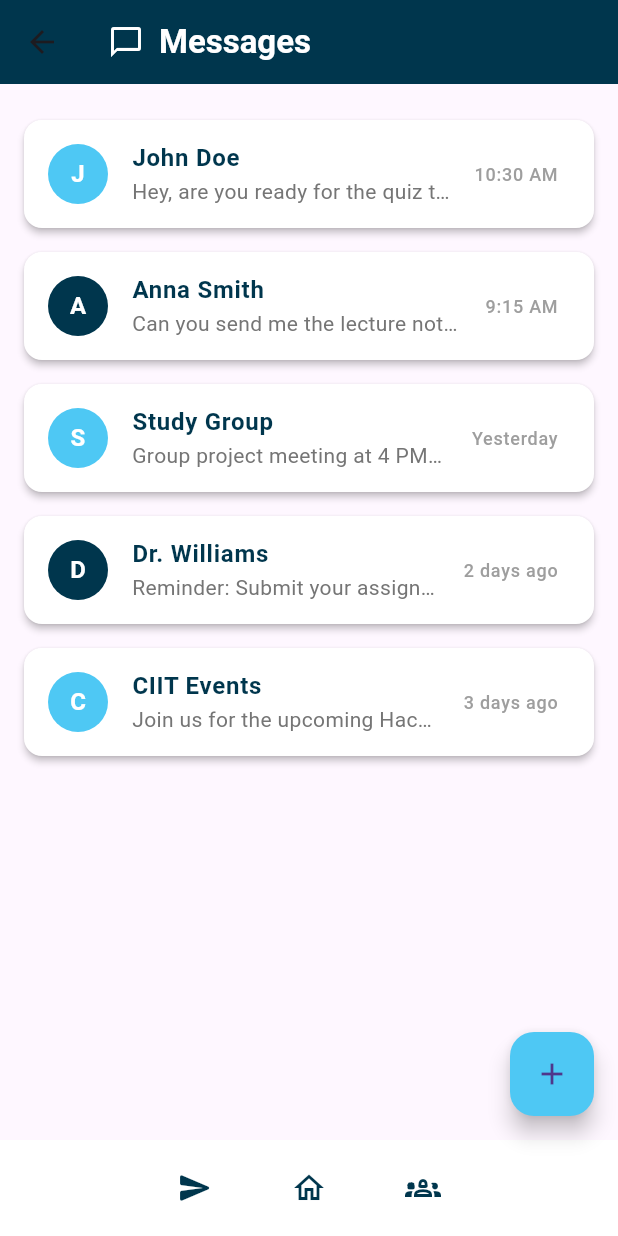
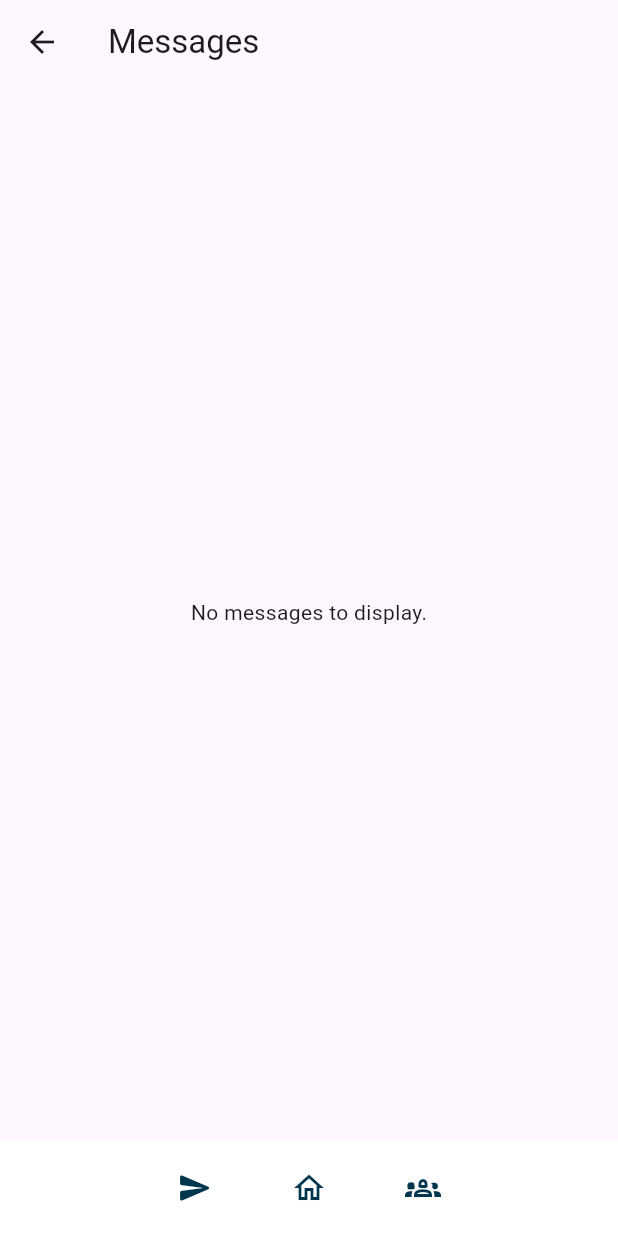
Before and after one commit to CIIT-SocialHub/Socialhub, a Flutter app: the HomePage screen opened directly with empty values, after a tap on the "send" icon, on a phone screen of 412 x 824 dp. Run offline on Flutter 3.47's test engine with Material 3 defaults, Android fonts, the phone set to English and light mode, and no system bars; our stand-ins replace firebase_core, shared_preferences; missing offline and left inert: mysql1; accounts and stored records are empty.

Commit message:
updated message routes

```diff
--- a/lib/assets/widgets/navigation.dart
+++ b/lib/assets/widgets/navigation.dart
@@ -17,10 +17,7 @@ class SocialMediaBottomNavBar extends StatelessWidget {
               color: Color(0xFF00364D),
             ),
             onPressed: () {
-              Navigator.pushReplacement(
-                context,
-                MaterialPageRoute(builder: (context) => MessagePage()),
-              );
+              Navigator.pushReplacementNamed(context, '/messages');
             },
           ),
           const SizedBox(width: 28),
--- a/lib/components/home/home.dart
+++ b/lib/components/home/home.dart
@@ -47,9 +47,14 @@ class _HomePageState extends State<HomePage> {
     try {
       final conn = await MySqlConnection.connect(connSettings);
 
-      // Query to fetch posts
-      var results = await conn.query(
-          'SELECT post_id, user_id, content, timestamp, visibility, like_count, comment_count FROM posts ORDER BY timestamp DESC');
+      // Updated query to include the username
+      var results = await conn.query('''
+  SELECT posts.post_id, posts.user_id, posts.content, posts.timestamp,
+         posts.visibility, posts.like_count, posts.comment_count, users.username
+  FROM posts
+  JOIN users ON posts.user_id = users.user_id
+  ORDER BY posts.timestamp DESC
+''');
 
       // Map results to a list of posts
       setState(() {
@@ -62,6 +67,7 @@ class _HomePageState extends State<HomePage> {
             'visibility': row[4],
             'like_count': row[5],
             'comment_count': row[6],
+            'username': row[7],
           };
         }).toList();
       });
@@ -135,7 +141,7 @@ class _HomePageState extends State<HomePage> {
                         Text(
                           post['visibility'] == 'anonymous'
                               ? 'Anonymous'
-                              : 'User ${post['user_id']}',
+                              : post['username'],
                           style: const TextStyle(
                               fontWeight: FontWeight.bold, fontSize: 16),
                         ),
--- a/lib/components/message/message.dart
+++ b/lib/components/message/message.dart
@@ -1,178 +1,172 @@
 import 'package:flutter/material.dart';
-import 'package:socialhub/assets/widgets/navigation.dart';
+import 'package:mysql1/mysql1.dart';
+import 'dart:convert';
 
-class MessagePage extends StatelessWidget {
+import '../../assets/widgets/navigation.dart'; // For utf8.decode
+
+class MessagePage extends StatefulWidget {
+  final int currentUserId;
+
+  const MessagePage({Key? key, required this.currentUserId}) : super(key: key);
+
+  @override
+  _MessagePageState createState() => _MessagePageState();
+}
+
+class _MessagePageState extends State<MessagePage> {
+  List<Map<String, dynamic>> messages = [];
+  bool isLoading = true;
+
+  @override
+  void initState() {
+    super.initState();
+    _fetchMessages();
+  }
+
+  Future<void> _fetchMessages() async {
+    try {
+      // Connect to the database
+      final conn = await MySqlConnection.connect(ConnectionSettings(
+        host: '10.0.2.2', // Android emulator, or device IP
+        port: 3306,
+        db: 'socialhub',
+        user: 'flutter',
+        password: 'flutter',
+      ));
+
+      // Execute the query
+      final results = await conn.query('''
+        SELECT
+          CASE
+            WHEN sender_id = ? THEN receiver_id
+            ELSE sender_id
+          END AS user_id,
+          (SELECT username FROM users WHERE user_id =
+            CASE
+              WHEN sender_id = ? THEN receiver_id
+              ELSE sender_id
+            END) AS username,
+          MAX(message_text) AS last_message,
+          MAX(timestamp) AS last_message_time
+        FROM messages
+        WHERE sender_id = ? OR receiver_id = ?
+        GROUP BY user_id
+        ORDER BY last_message_time DESC;
+    ''', [
+        widget.currentUserId,
+        widget.currentUserId,
+        widget.currentUserId,
+        widget.currentUserId,
+      ]);
+
+      // Process results
+      List<Map<String, dynamic>> loadedMessages = [];
+      for (var row in results) {
+        // Check if the message is a Blob (binary data)
+        var lastMessage = row['last_message'];
+
+        // If it's a Blob, convert it to a List<int> and decode
+        String messageText = '';
+        if (lastMessage is List<int>) {
+          messageText = utf8.decode(lastMessage);
+        } else {
+          messageText = lastMessage.toString();
+        }
+
+        loadedMessages.add({
+          'user_id': row['user_id'],
+          'username': row['username'] ?? 'Unknown User',
+          'last_message': messageText,
+          'last_message_time': row['last_message_time']?.toString() ?? '',
+        });
+      }
+
+      // Close the connection
+      await conn.close();
+
+      // Update state
+      setState(() {
+        messages = loadedMessages;
+        isLoading = false;
+      });
+    } catch (e) {
+      // Handle errors
+      print('Error fetching messages: $e');
+      setState(() {
+        isLoading = false;
+      });
+    }
+  }
+
   @override
   Widget build(BuildContext context) {
     return Scaffold(
       appBar: AppBar(
-        backgroundColor: const Color(0xFF00364D),
-        title: const Row(
-          mainAxisAlignment: MainAxisAlignment.start,
-          children: [
-            Icon(Icons.chat_bubble_outline, color: Colors.white),
-            SizedBox(width: 10),
-            Text(
-              'Messages',
-              style: TextStyle(
-                fontSize: 22,
-                fontWeight: FontWeight.bold,
-                color: Colors.white,
+        title: const Text('Messages'),
+      ),
+      body: isLoading
+          ? const Center(child: CircularProgressIndicator())
+          : messages.isEmpty
+              ? const Center(child: Text('No messages to display.'))
+              : ListView.builder(
+                  itemCount: messages.length,
+                  itemBuilder: (context, index) {
+                    final message = messages[index];
+                    return ListTile(
+                      leading: CircleAvatar(
+                        child: Text(
+                          message['username']?[0].toUpperCase() ?? 'U',
                         ),
                       ),
-          ],
+                      title: Text(message['username']),
+                      subtitle: Text(message['last_message']),
+                      trailing: Text(
+                        message['last_message_time'],
+                        style: const TextStyle(fontSize: 12),
+                      ),
+                      onTap: () {
+                        // Navigate to chat screen
+                        Navigator.push(
+                          context,
+                          MaterialPageRoute(
+                            builder: (context) => ChatScreen(
+                              currentUserId: widget.currentUserId,
+                              chatUserId: message['user_id'],
+                              chatUserName: message['username'],
                             ),
                           ),
-      body: ListView(
-        padding: const EdgeInsets.all(16.0),
-        children: [
-          _buildMessageTile(
-            context,
-            avatarColor: const Color(0xFF4EC8F4),
-            senderName: "John Doe",
-            messagePreview: "Hey, are you ready for the quiz tomorrow?",
-            timestamp: "10:30 AM",
-          ),
-          _buildMessageTile(
-            context,
-            avatarColor: const Color(0xFF00364D),
-            senderName: "Anna Smith",
-            messagePreview: "Can you send me the lecture notes?",
-            timestamp: "9:15 AM",
-          ),
-          _buildMessageTile(
-            context,
-            avatarColor: const Color(0xFF4EC8F4),
-            senderName: "Study Group",
-            messagePreview: "Group project meeting at 4 PM. Don’t be late!",
-            timestamp: "Yesterday",
-          ),
-          _buildMessageTile(
-            context,
-            avatarColor: const Color(0xFF00364D),
-            senderName: "Dr. Williams",
-            messagePreview: "Reminder: Submit your assignments by Friday.",
-            timestamp: "2 days ago",
-          ),
-          _buildMessageTile(
-            context,
-            avatarColor: const Color(0xFF4EC8F4),
-            senderName: "CIIT Events",
-            messagePreview: "Join us for the upcoming Hackathon!",
-            timestamp: "3 days ago",
-          ),
-        ],
-      ),
-      floatingActionButton: FloatingActionButton(
-        onPressed: () {
-          _showAddOptions(context);
+                        );
                       },
-        backgroundColor: const Color(0xFF4EC8F4),
-        child: const Icon(Icons.add),
+                    );
+                  },
                 ),
       bottomNavigationBar: SocialMediaBottomNavBar(),
     );
   }
-
-  // Method to show the overlay with add options
-  void _showAddOptions(BuildContext context) {
-    showModalBottomSheet(
-      context: context,
-      builder: (BuildContext context) {
-        return Container(
-          padding: const EdgeInsets.all(16.0),
-          height: 250,
-          child: Column(
-            mainAxisAlignment: MainAxisAlignment.start,
-            children: [
-              const Text(
-                'Add New',
-                style: TextStyle(
-                  fontSize: 20,
-                  fontWeight: FontWeight.bold,
-                  color: Color(0xFF00364D),
-                ),
-              ),
-              ListTile(
-                leading: const Icon(Icons.message),
-                title: const Text('Add Message'),
-                onTap: () {
-                  Navigator.pop(context);
-                  // Navigate to the Add Message page or open a dialog
-                },
-              ),
-              ListTile(
-                leading: const Icon(Icons.group),
-                title: const Text('Add Group'),
-                onTap: () {
-                  Navigator.pop(context);
-                  // Navigate to the Add Group page or open a dialog
-                },
-              ),
-              ListTile(
-                leading: const Icon(Icons.people),
-                title: const Text('Add Community'),
-                onTap: () {
-                  Navigator.pop(context);
-                  // Navigate to the Add Community page or open a dialog
-                },
-              ),
-            ],
-          ),
-        );
-      },
-    );
 }
 
-  // Message tile widget to display each message entry
-  Widget _buildMessageTile(
-    BuildContext context, {
-    required Color avatarColor,
-    required String senderName,
-    required String messagePreview,
-    required String timestamp,
-  }) {
-    return Card(
-      color: Colors.white,
-      shape: RoundedRectangleBorder(borderRadius: BorderRadius.circular(12)),
-      elevation: 2,
-      margin: const EdgeInsets.symmetric(vertical: 8),
-      child: ListTile(
-        leading: CircleAvatar(
-          backgroundColor: avatarColor,
-          child: Text(
-            senderName[0], // Display the first letter of the sender’s name
-            style: const TextStyle(
-                color: Colors.white, fontWeight: FontWeight.bold),
+class ChatScreen extends StatelessWidget {
+  final int currentUserId;
+  final int chatUserId;
+  final String chatUserName;
+
+  const ChatScreen({
+    Key? key,
+    required this.currentUserId,
+    required this.chatUserId,
+    required this.chatUserName,
+  }) : super(key: key);
+
+  @override
+  Widget build(BuildContext context) {
+    return Scaffold(
+      appBar: AppBar(
+        title: Text('Chat with $chatUserName'),
       ),
+      body: const Center(
+        child: Text('Chat functionality coming soon!'),
       ),
-        title: Text(
-          senderName,
-          style: const TextStyle(
-            fontSize: 16,
-            fontWeight: FontWeight.bold,
-            color: Color(0xFF00364D),
-          ),
-        ),
-        subtitle: Text(
-          messagePreview,
-          style: TextStyle(
-            fontSize: 14,
-            color: Colors.grey.shade600,
-          ),
-          overflow: TextOverflow.ellipsis,
-        ),
-        trailing: Text(
-          timestamp,
-          style: TextStyle(
-            fontSize: 12,
-            color: Colors.grey.shade500,
-          ),
-        ),
-        onTap: () {
-          // Define action on tapping a message tile if needed
-        },
-      ),
+      bottomNavigationBar: SocialMediaBottomNavBar(),
     );
   }
 }
--- a/lib/main.dart
+++ b/lib/main.dart
@@ -5,6 +5,8 @@ import 'package:socialhub/components/home/home.dart';
 import 'package:socialhub/components/landing/landing.dart';
 import 'package:socialhub/components/landing/login/login.dart';
 import 'package:socialhub/components/landing/register/register.dart';
+import 'package:socialhub/components/message/chats/chat.dart';
+import 'package:socialhub/components/message/message.dart';
 
 void main() async {
   WidgetsFlutterBinding.ensureInitialized();
@@ -36,14 +38,61 @@ class MyApp extends StatelessWidget {
         '/': (context) => const Landing(),
         '/login': (context) => const Login(),
         '/signup': (context) => const Register(),
-        '/home': (context) => FutureBuilder<Map<String, dynamic>>(
+      },
+      onGenerateRoute: (settings) {
+        // Handle routes requiring user details dynamically
+        switch (settings.name) {
+          case '/messages':
+            return MaterialPageRoute(
+              builder: (context) => FutureBuilder<Map<String, dynamic>>(
                 future: getUserDetailsFromPreferences(),
                 builder: (context, snapshot) {
                   if (snapshot.connectionState == ConnectionState.waiting) {
-                  return const Center(child: CircularProgressIndicator());
+                    return const Scaffold(
+                      body: Center(child: CircularProgressIndicator()),
+                    );
                   } else if (snapshot.hasError || !snapshot.hasData) {
-                  return const Center(
-                      child: Text('Error loading user details'));
+                    return const Scaffold(
+                      body: Center(child: Text('Error loading user details')),
+                    );
+                  }
+                  final userDetails = snapshot.data!;
+                  return MessagePage(currentUserId: userDetails['userId']);
+                },
+              ),
+            );
+          case '/messages':
+            return MaterialPageRoute(
+              builder: (context) => FutureBuilder<Map<String, dynamic>>(
+                future: getUserDetailsFromPreferences(),
+                builder: (context, snapshot) {
+                  if (snapshot.connectionState == ConnectionState.waiting) {
+                    return const Scaffold(
+                      body: Center(child: CircularProgressIndicator()),
+                    );
+                  } else if (snapshot.hasError || !snapshot.hasData) {
+                    return const Scaffold(
+                      body: Center(child: Text('Error loading user details')),
+                    );
+                  }
+                  final userDetails = snapshot.data!;
+                  return MessagePage(currentUserId: userDetails['userId']);
+                },
+              ),
+            );
+          case '/home':
+            return MaterialPageRoute(
+              builder: (context) => FutureBuilder<Map<String, dynamic>>(
+                future: getUserDetailsFromPreferences(),
+                builder: (context, snapshot) {
+                  if (snapshot.connectionState == ConnectionState.waiting) {
+                    return const Scaffold(
+                      body: Center(child: CircularProgressIndicator()),
+                    );
+                  } else if (snapshot.hasError || !snapshot.hasData) {
+                    return const Scaffold(
+                      body: Center(child: Text('Error loading user details')),
+                    );
                   }
                   final userDetails = snapshot.data!;
                   return HomePage(
@@ -52,6 +101,10 @@ class MyApp extends StatelessWidget {
                   );
                 },
               ),
+            );
+          default:
+            return null; // Return null for undefined routes
+        }
       },
     );
   }
```
Also changed, not shown: lib/components/landing/register/register.dart (+14 -6 lines), lib/components/message/chats/chat.dart (+141 -0 lines). Lines whose indentation alone changed are shown as unchanged.
